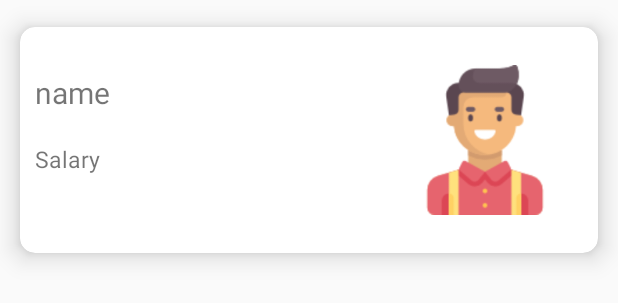
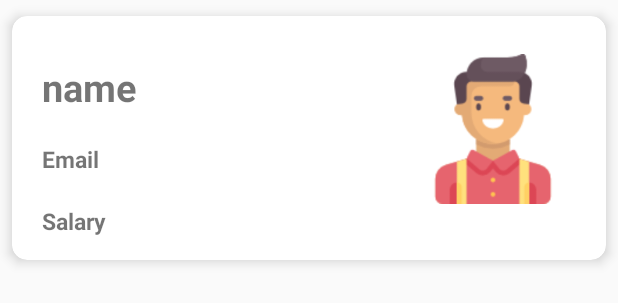
Before and after one commit to Maorm2/ShiftManagment, an Android app: the layout employee_cell.xml on its own in the app's theme, with its tools: preview values and no code run, on a phone screen of 412 x 824 dp. Shown: the top 303 px of the screen. Run offline under Robolectric (Android 15) with nearby library versions, the phone set to English and light mode, and no system bars.

Commit message:
UI improvement and bugs fixed.

```diff
--- a/app/build.gradle
+++ b/app/build.gradle
@@ -45,7 +45,7 @@ dependencies {
     implementation 'com.jakewharton.threetenabp:threetenabp:1.2.0'
 
     // Design Library
-    implementation 'com.github.TutorialsAndroid:KAlertDialog:v11.0.19'
+    implementation 'com.github.TutorialsAndroid:KAlertDialog:v4.0.19'
 
     implementation 'com.github.prolificinteractive:material-calendarview:2.0.1'
     implementation 'androidx.appcompat:appcompat:1.1.0'
--- a/app/src/main/java/com/example/shiftmanagment/adapter/EmployeeShiftsAdapter.java
+++ b/app/src/main/java/com/example/shiftmanagment/adapter/EmployeeShiftsAdapter.java
@@ -75,7 +75,7 @@ public class EmployeeShiftsAdapter extends RecyclerView.Adapter<EmployeeShiftsAd
     public void onBindViewHolder(@NonNull EmployeeShiftsViewHolder holder, int position) {
 
         String date = dates.get(position);
-        holder.shiftRequestTv.setText(weekShifts.getShifts().get(date) +" :" +date );
+        holder.shiftRequestTv.setText(weekShifts.getShifts().get(date) +": " +date );
     }
 
     @Override
--- a/app/src/main/java/com/example/shiftmanagment/view/AdminPageView.java
+++ b/app/src/main/java/com/example/shiftmanagment/view/AdminPageView.java
@@ -11,6 +11,7 @@ import androidx.fragment.app.Fragment;
 import androidx.fragment.app.FragmentManager;
 import androidx.fragment.app.FragmentTransaction;
 
+import com.developer.kalert.KAlertDialog;
 import com.example.shiftmanagment.R;
 import com.example.shiftmanagment.fragment.CallbackFragment;
 import com.example.shiftmanagment.fragment.ManageEmployeeFragment;
@@ -23,6 +24,7 @@ public class AdminPageView extends AppCompatActivity implements CallbackFragment
     Fragment fragment;
     FragmentManager fragmentManager;
     FragmentTransaction transaction;
+    KAlertDialog pDialog;
 
     private AdminPageViewModel viewModel = new AdminPageViewModel();
 
--- a/app/src/main/res/layout/activity_employee_list.xml
+++ b/app/src/main/res/layout/activity_employee_list.xml
@@ -31,7 +31,7 @@
             android:layout_gravity="bottom"
             android:layout_margin="40dp"
             android:contentDescription="submit"
-            app:backgroundTint="@color/colorPrimaryDark"
+            app:backgroundTint="@color/colorstyle3"
             app:rippleColor="@color/colorPrimaryDark"
             android:src="@drawable/plus_icon" />
     </LinearLayout>
--- a/app/src/main/res/layout/emloyee_list_requests.xml
+++ b/app/src/main/res/layout/emloyee_list_requests.xml
@@ -3,6 +3,7 @@
 <RelativeLayout android:layout_height="match_parent"
     android:layout_width="match_parent"
     android:orientation="vertical"
+    android:background="#fff"
     android:id="@+id/request_list_fragment"
     xmlns:android="http://schemas.android.com/apk/res/android"
     xmlns:app="http://schemas.android.com/apk/res-auto">
--- a/app/src/main/res/layout/employee_cell.xml
+++ b/app/src/main/res/layout/employee_cell.xml
@@ -3,11 +3,14 @@
 <androidx.cardview.widget.CardView
     android:layout_width="match_parent"
     android:layout_height="wrap_content"
+    android:background="#fff"
     xmlns:app="http://schemas.android.com/apk/res-auto"
     app:cardUseCompatPadding="true"
     app:contentPadding="10dp"
-    app:cardElevation="10dp"
+    app:cardElevation="5dp"
+
     app:cardCornerRadius="10dp"
+
     xmlns:android="http://schemas.android.com/apk/res/android">
 
 
@@ -30,18 +33,35 @@
             android:layout_height="wrap_content"
             android:text="name"
             android:layout_gravity="left"
-            android:textSize="20sp"
+            android:textSize="25sp"
+            android:textStyle="bold"
+            android:layout_marginLeft="10dp"
             android:layout_marginRight="20dp"
             android:layout_marginTop="20dp"
             android:id="@+id/employee_fullName"/>
         <TextView
             android:layout_width="wrap_content"
             android:layout_height="wrap_content"
+            android:layout_marginLeft="10dp"
+            android:text="Email"
+            android:layout_gravity="left"
+            android:layout_marginRight="20dp"
+            android:textSize="15sp"
+            android:layout_marginTop="20dp"
+            android:textStyle="bold"
+            android:id="@+id/employee_mail_cardview"/>
+
+        <TextView
+            android:layout_width="wrap_content"
+            android:layout_height="wrap_content"
+            android:layout_marginLeft="10dp"
             android:text="Salary"
             android:layout_gravity="left"
             android:layout_marginRight="20dp"
             android:textSize="15sp"
+            android:textStyle="bold"
             android:layout_marginTop="20dp"
-            android:id="@+id/employee_salary"/>
+            android:layout_marginBottom="5dp"
+            android:id="@+id/employee_salary_cardview"/>
 </LinearLayout>
 </androidx.cardview.widget.CardView>
--- a/app/src/main/res/layout/employee_shifts_list_requests.xml
+++ b/app/src/main/res/layout/employee_shifts_list_requests.xml
@@ -2,6 +2,7 @@
 
 <RelativeLayout android:layout_height="match_parent"
     android:layout_width="match_parent"
+    android:background="#fff"
     android:orientation="vertical"
 
     xmlns:android="http://schemas.android.com/apk/res/android"
--- a/app/src/main/res/values/strings.xml
+++ b/app/src/main/res/values/strings.xml
@@ -33,4 +33,5 @@
     <string name="no_button">No, thanks</string>
     <string name="sucess_inserted_calendar_title">The operation succeed</string>
     <string name="sucess_inserted_calendar_context">Your shifts has been added to the google calendar.</string>
+    <string name="salary_per_hour">per hour</string>
 </resources>
--- a/build.gradle
+++ b/build.gradle
@@ -24,6 +24,7 @@ allprojects {
         jcenter()
         maven { url 'https://jitpack.io' }
 
+
     }
 }
 
```
Also changed, not shown: app/src/main/java/com/example/shiftmanagment/adapter/EmployeeAdapter.java (+5 -3 lines), app/src/main/java/com/example/shiftmanagment/adapter/EmployeeRequestsAdapter.java (+25 -0 lines), app/src/main/java/com/example/shiftmanagment/fragment/ManageShiftsFragment.java (+21 -0 lines), app/src/main/res/layout/recyclerview_cell_requests.xml (+15 -17 lines), app/src/main/res/drawable-v24/plus_icon.png (added), app/src/main/res/drawable/plus_icon.png (deleted).
